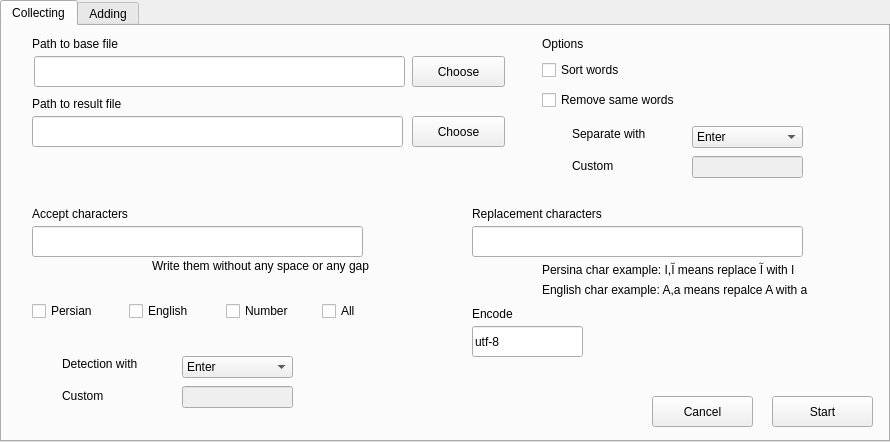
SyHoMadara/jupyter_code_exporter, file CollectingWords/front_end/mainwindow.ui: the form before one commit.
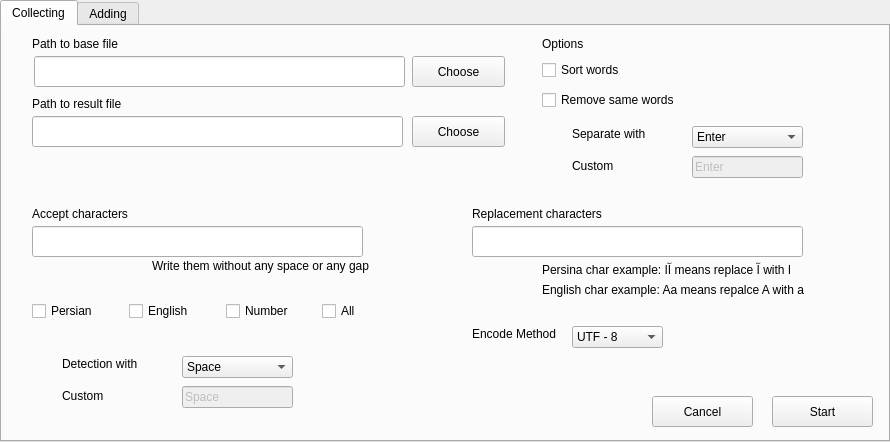
The form after the commit. Icons and pictures are not drawn.

Commit message: make better

The edit to the form file:
```diff
--- a/CollectingWords/front_end/mainwindow.ui
+++ b/CollectingWords/front_end/mainwindow.ui
@@ -73,7 +73,7 @@
      </rect>
     </property>
     <property name="text">
-     <string>English char example: A,a means repalce A with a</string>
+     <string>English char example: Aa means repalce A with a</string>
     </property>
    </widget>
    <widget class="QPushButton" name="btnBrowsResource">
@@ -144,6 +144,9 @@
       <height>22</height>
      </rect>
     </property>
+    <property name="text">
+     <string>Enter</string>
+    </property>
    </widget>
    <widget class="QLabel" name="label_11">
     <property name="geometry">
@@ -260,7 +263,7 @@
      </rect>
     </property>
     <property name="text">
-     <string>Persina char example: آ,ا means replace آ with ا</string>
+     <string>Persina char example: آا means replace آ with ا</string>
     </property>
    </widget>
    <widget class="QLabel" name="label_5">
@@ -382,10 +385,10 @@
    <widget class="QLabel" name="labelWarnings">
     <property name="geometry">
      <rect>
-      <x>30</x>
-      <y>340</y>
-      <width>371</width>
-      <height>41</height>
+      <x>310</x>
+      <y>350</y>
+      <width>331</width>
+      <height>51</height>
      </rect>
     </property>
     <property name="styleSheet">
@@ -395,37 +398,24 @@
     <property name="text">
      <string/>
     </property>
-   </widget>
-   <widget class="QLineEdit" name="lineEditEncode">
-    <property name="geometry">
-     <rect>
-      <x>470</x>
-      <y>300</y>
-      <width>111</width>
-      <height>31</height>
-     </rect>
-    </property>
-    <property name="styleSheet">
-     <string notr="true">font: 75 10pt &quot;MS Shell Dlg 2&quot;;</string>
-    </property>
-    <property name="text">
-     <string>utf-8</string>
+    <property name="alignment">
+     <set>Qt::AlignLeading|Qt::AlignLeft|Qt::AlignTop</set>
     </property>
    </widget>
    <widget class="QLabel" name="label_9">
     <property name="geometry">
      <rect>
       <x>470</x>
-      <y>280</y>
-      <width>55</width>
+      <y>300</y>
+      <width>101</width>
       <height>16</height>
      </rect>
     </property>
     <property name="text">
-     <string>Encode</string>
+     <string>Encode Method</string>
     </property>
    </widget>
-   <widget class="QWidget" name="">
+   <widget class="QWidget" name="layoutWidget">
     <property name="geometry">
      <rect>
       <x>540</x>
@@ -476,6 +466,9 @@
       <height>22</height>
      </rect>
     </property>
+    <property name="text">
+     <string>Space</string>
+    </property>
    </widget>
    <widget class="QComboBox" name="comboBoxDetection">
     <property name="geometry">
@@ -488,7 +481,7 @@
     </property>
     <item>
      <property name="text">
-      <string>Enter</string>
+      <string>Space</string>
      </property>
     </item>
     <item>
@@ -520,6 +513,21 @@
      <string>Detection with</string>
     </property>
    </widget>
+   <widget class="QComboBox" name="comboBoxEncode">
+    <property name="geometry">
+     <rect>
+      <x>570</x>
+      <y>300</y>
+      <width>91</width>
+      <height>22</height>
+     </rect>
+    </property>
+    <item>
+     <property name="text">
+      <string>UTF - 8</string>
+     </property>
+    </item>
+   </widget>
   </widget>
   <widget class="QWidget" name="adding">
    <attribute name="title">
```
Left out of the diff: 10 changed lines with no effect on the pictures. The commit also changes 1 other file.
